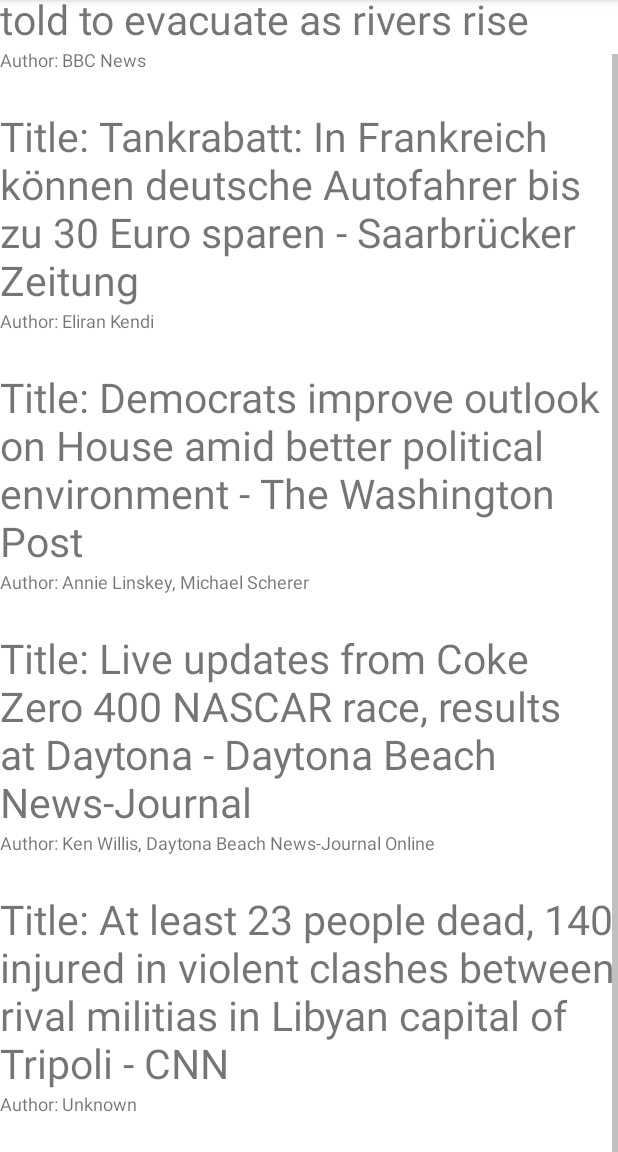
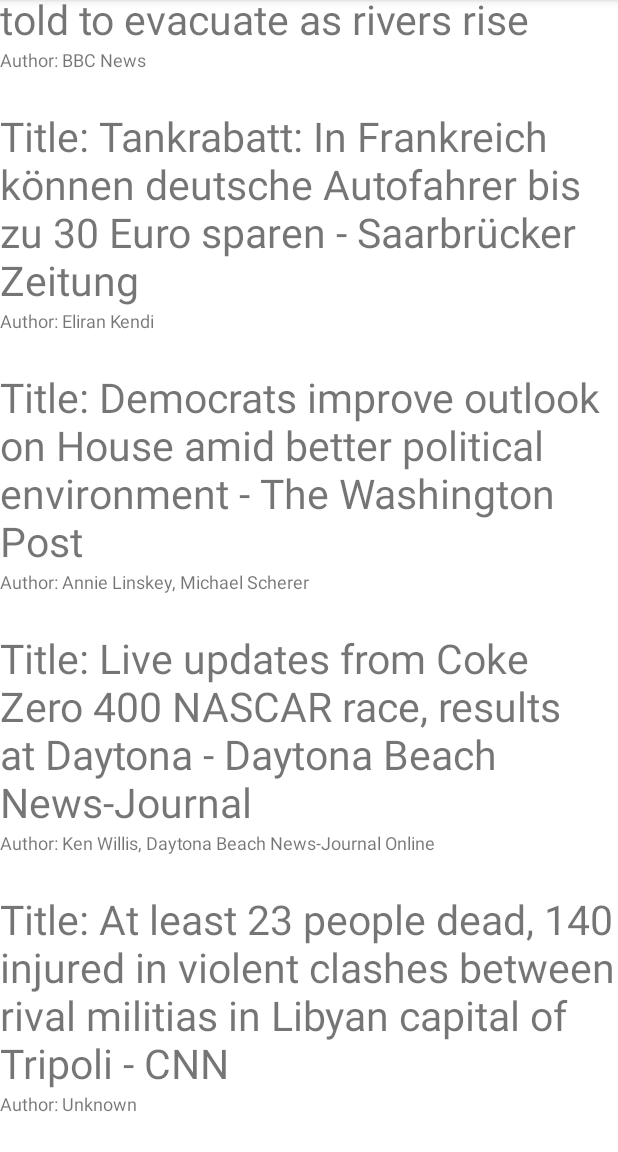
Before and after one commit to AscentionOne/CapstoneNewsApp, an Android app: the screen it shows after launch (MainActivity), scrolled down 38 dp, on a phone screen of 412 x 824 dp, the part 84-1236 px from its top. Run offline under Robolectric (Android 15) with nearby library versions, the phone set to English and light mode, and no system bars.

Commit message:
Change the linear layout to use recyclerview
1. Create NewsListAdaptor and NewsListViewHolder
2. Use custome ArticleView for NewsListAdaptor
3. Connect adaptor to recyclerview
4. User LinearLayoutManager attributes in recyclerview
5. Pass the dummy news list through recyclerview

```diff
--- a/app/build.gradle
+++ b/app/build.gradle
@@ -41,6 +41,7 @@ dependencies {
     implementation 'androidx.appcompat:appcompat:1.5.0'
     implementation 'com.google.android.material:material:1.6.1'
     implementation 'androidx.constraintlayout:constraintlayout:2.1.4'
+    implementation 'androidx.recyclerview:recyclerview:1.2.1'
     testImplementation 'junit:junit:4.13.2'
     androidTestImplementation 'androidx.test.ext:junit:1.1.3'
     androidTestImplementation 'androidx.test.espresso:espresso-core:3.4.0'
--- a/app/src/main/java/com/kenchen/capstonenewsapp/MainActivity.kt
+++ b/app/src/main/java/com/kenchen/capstonenewsapp/MainActivity.kt
@@ -2,6 +2,7 @@ package com.kenchen.capstonenewsapp
 
 import android.os.Bundle
 import androidx.appcompat.app.AppCompatActivity
+import androidx.recyclerview.widget.RecyclerView
 import com.kenchen.capstonenewsapp.databinding.ActivityMainBinding
 import com.kenchen.capstonenewsapp.views.ArticleView
 
@@ -14,23 +15,31 @@ class MainActivity : AppCompatActivity() {
         binding = ActivityMainBinding.inflate(layoutInflater)
         val view = binding.root
         setContentView(view)
-        updateArticleView()
+
+        val mockNewsService = InMemoryNewsServiceImpl()
+        val dummyNews = mockNewsService.getDummyNews().filterNotNull()
+
+        binding.newsListRecyclerview.run {
+            adapter = NewsListAdaptor(dummyNews)
+        }
+
+//        updateArticleView()
     }
 
     // show article view
-    private fun updateArticleView() {
-        val mockNewsService = InMemoryNewsServiceImpl()
-        val dummyNews = mockNewsService.getDummyNews().filterNotNull()
+//    private fun updateArticleView() {
+//        val mockNewsService = InMemoryNewsServiceImpl()
+//        val dummyNews = mockNewsService.getDummyNews().filterNotNull()
 
-        dummyNews.forEach { newsArticle ->
-//            ArticleViewBinding.inflate(layoutInflater, binding.newsContainer, true).apply {
-//                titleTextView.text = getString(R.string.news_title, newsArticle.value.title)
-//                authorTextView.text = getString(R.string.news_author, newsArticle.value.author)
-//            }
-            val articleView = ArticleView(this)
-            articleView.setTitleText(newsArticle.title)
-            articleView.setAuthorText(newsArticle.author)
-            binding.newsContainer.addView(articleView)
-        }
-    }
+//        dummyNews.forEach { newsArticle ->
+////            ArticleViewBinding.inflate(layoutInflater, binding.newsContainer, true).apply {
+////                titleTextView.text = getString(R.string.news_title, newsArticle.value.title)
+////                authorTextView.text = getString(R.string.news_author, newsArticle.value.author)
+////            }
+//            val articleView = ArticleView(this)
+//            articleView.setTitleText(newsArticle.title)
+//            articleView.setAuthorText(newsArticle.author)
+//            binding.newsContainer.addView(articleView)
+//        }
+//    }
 }
--- /dev/null
+++ b/app/src/main/java/com/kenchen/capstonenewsapp/NewsListAdaptor.kt
@@ -0,0 +1,24 @@
+package com.kenchen.capstonenewsapp
+
+import android.view.ViewGroup
+import androidx.recyclerview.widget.RecyclerView
+import com.kenchen.capstonenewsapp.views.ArticleView
+
+class NewsListAdaptor(var newsList: List<Article>) : RecyclerView.Adapter<NewsListViewHolder>() {
+    override fun onCreateViewHolder(parent: ViewGroup, viewType: Int): NewsListViewHolder {
+        val articleView = ArticleView(parent.context)
+        articleView.layoutParams = ViewGroup.LayoutParams(
+            ViewGroup.LayoutParams.MATCH_PARENT,
+            ViewGroup.LayoutParams.WRAP_CONTENT,
+        )
+        return  NewsListViewHolder(articleView)
+    }
+
+    override fun onBindViewHolder(holder: NewsListViewHolder, position: Int) {
+        holder.bindData(newsList[position])
+    }
+
+    override fun getItemCount(): Int {
+        return newsList.size
+    }
+}
--- /dev/null
+++ b/app/src/main/java/com/kenchen/capstonenewsapp/NewsListViewHolder.kt
@@ -0,0 +1,12 @@
+package com.kenchen.capstonenewsapp
+
+import androidx.recyclerview.widget.RecyclerView
+import com.kenchen.capstonenewsapp.views.ArticleView
+
+class NewsListViewHolder(private val articleView: ArticleView) : RecyclerView.ViewHolder(articleView) {
+
+    fun bindData(article: Article) {
+        articleView.setAuthorText(article.author)
+        articleView.setTitleText(article.title)
+    }
+}
--- a/app/src/main/java/com/kenchen/capstonenewsapp/views/ArticleView.kt
+++ b/app/src/main/java/com/kenchen/capstonenewsapp/views/ArticleView.kt
@@ -1,11 +1,14 @@
 package com.kenchen.capstonenewsapp.views
 
 import android.content.Context
+import android.nfc.Tag
 import android.util.AttributeSet
+import android.util.Log
 import android.view.LayoutInflater
 import androidx.constraintlayout.widget.ConstraintLayout
 import com.kenchen.capstonenewsapp.R
 import com.kenchen.capstonenewsapp.databinding.ArticleViewBinding
+import kotlin.math.log
 
 class ArticleView @JvmOverloads constructor(
     context: Context,
--- a/app/src/main/res/layout/activity_main.xml
+++ b/app/src/main/res/layout/activity_main.xml
@@ -1,14 +1,31 @@
 <?xml version="1.0" encoding="utf-8"?>
 
-<ScrollView xmlns:android="http://schemas.android.com/apk/res/android"
+<!--<ScrollView xmlns:android="http://schemas.android.com/apk/res/android"-->
+<!--    xmlns:app="http://schemas.android.com/apk/res-auto"-->
+<!--    xmlns:tools="http://schemas.android.com/tools"-->
+<!--    android:layout_width="match_parent"-->
+<!--    android:layout_height="match_parent">-->
+
+<!--    <LinearLayout-->
+<!--        android:id="@+id/news_container"-->
+<!--        android:layout_width="match_parent"-->
+<!--        android:layout_height="wrap_content"-->
+<!--        android:orientation="vertical" />-->
+<!--</ScrollView>-->
+
+<androidx.constraintlayout.widget.ConstraintLayout xmlns:android="http://schemas.android.com/apk/res/android"
     xmlns:app="http://schemas.android.com/apk/res-auto"
     xmlns:tools="http://schemas.android.com/tools"
     android:layout_width="match_parent"
     android:layout_height="match_parent">
 
-    <LinearLayout
-        android:id="@+id/news_container"
-        android:layout_width="match_parent"
-        android:layout_height="wrap_content"
-        android:orientation="vertical" />
-</ScrollView>
+    <androidx.recyclerview.widget.RecyclerView
+        android:id="@+id/news_list_recyclerview"
+        android:layout_width="0dp"
+        android:layout_height="0dp"
+        app:layoutManager="androidx.recyclerview.widget.LinearLayoutManager"
+        app:layout_constraintBottom_toBottomOf="parent"
+        app:layout_constraintEnd_toEndOf="parent"
+        app:layout_constraintStart_toStartOf="parent"
+        app:layout_constraintTop_toTopOf="parent" />
+</androidx.constraintlayout.widget.ConstraintLayout>
--- a/app/src/main/res/layout/article_view.xml
+++ b/app/src/main/res/layout/article_view.xml
@@ -3,7 +3,7 @@
     xmlns:app="http://schemas.android.com/apk/res-auto"
     xmlns:tools="http://schemas.android.com/tools"
     android:layout_width="match_parent"
-    android:layout_height="match_parent"
+    android:layout_height="wrap_content"
     tools:parentTag="androidx.constraintlayout.widget.ConstraintLayout">
 
     <TextView
```
